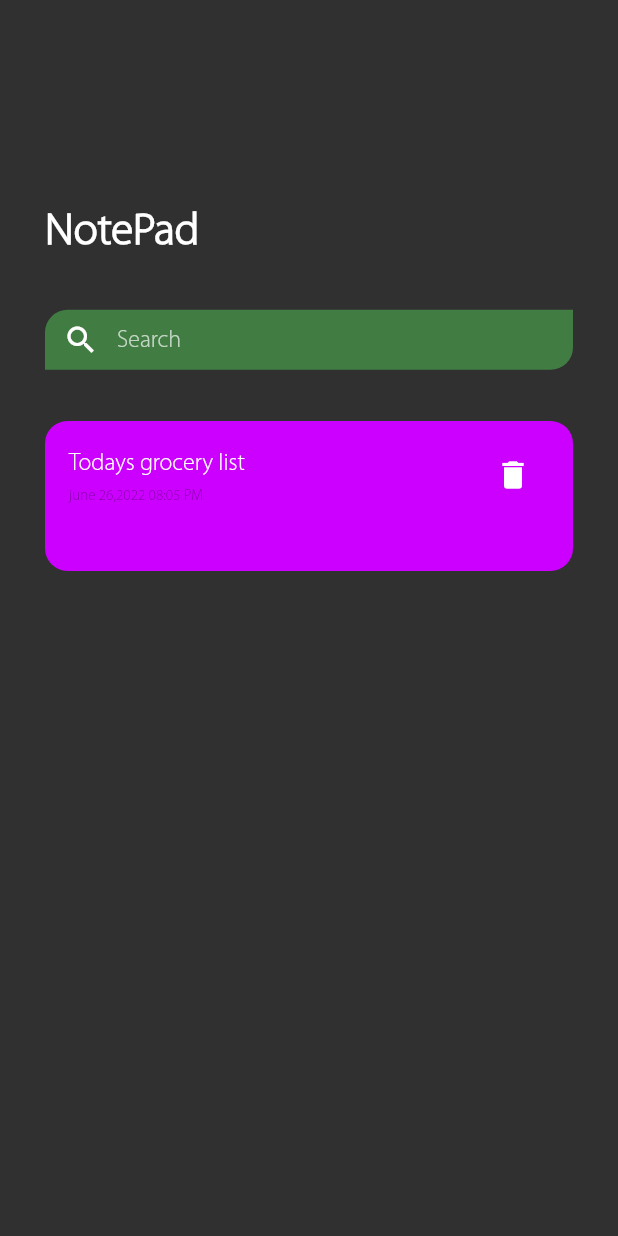
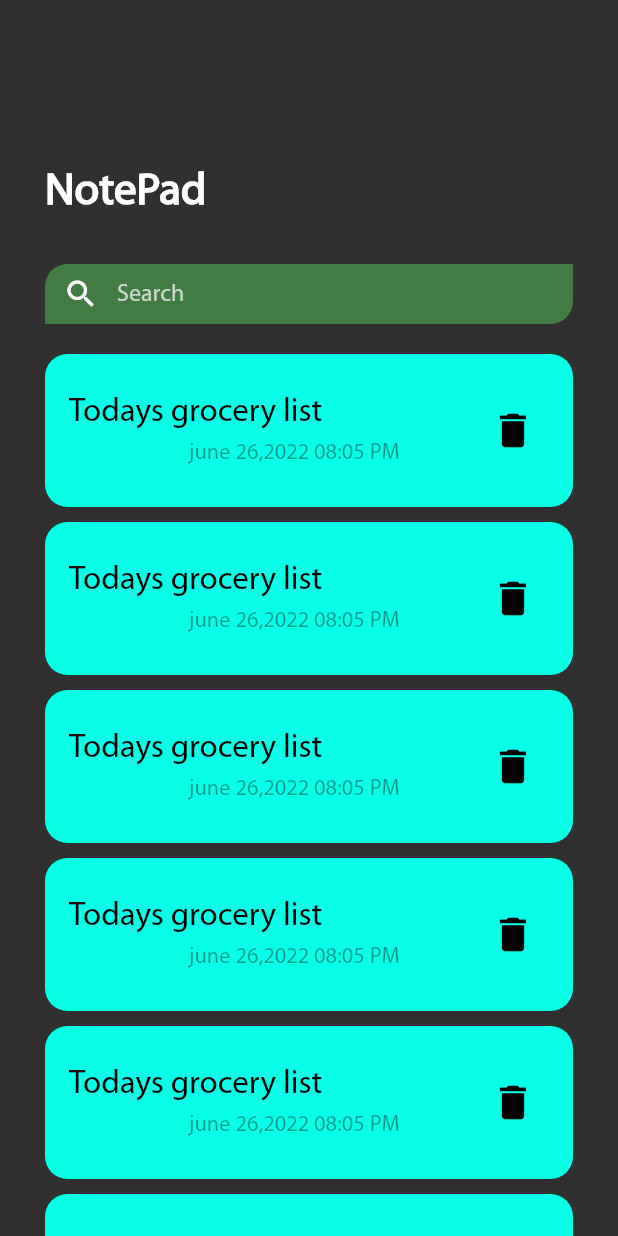
Before and after one commit to elkhobi/Note_app, a Flutter app: the screen it shows after launch, on a phone screen of 412 x 824 dp. Run offline on Flutter 3.47's test engine with Material 2 defaults, Android fonts, the phone set to English and light mode, and no system bars.

Commit message:
ListView

```diff
--- a/lib/views/Widgets/items/items_notes.dart
+++ b/lib/views/Widgets/items/items_notes.dart
@@ -6,10 +6,12 @@ class item_Note extends StatelessWidget {
   @override
   Widget build(BuildContext context) {
     return Container(
-      height: 100,
+      padding: EdgeInsets.symmetric(
+        vertical: 15,
+      ),
       decoration: BoxDecoration(
         borderRadius: BorderRadius.circular(15),
-        color: Color.fromARGB(255, 204, 0, 255),
+        color: Color.fromARGB(255, 6, 255, 230),
       ),
       child: Column(
         children: [
@@ -17,18 +19,27 @@ class item_Note extends StatelessWidget {
             title: Text(
               'Todays grocery list',
               style: TextStyle(
-                color: Colors.white,
-                fontSize: 16,
+                color: Colors.black,
+                fontSize: 22,
               ),
             ),
-            subtitle: Text(
-              "june 26,2022 08:05 PM",
-              style: TextStyle(
-                fontSize: 10,
-                color: Colors.black45,
+            subtitle: Padding(
+              padding: const EdgeInsets.only(
+                top: 5,
+                left: 80,
+                ),
+              child: Text(
+                "june 26,2022 08:05 PM",
+                style: TextStyle(
+                  fontSize: 15,
+                  color: Colors.black.withOpacity(0.4),
+                ),
               ),
             ),
-            trailing: IconButton(onPressed: () {}, icon: Icon(Icons.delete)),
+            trailing: IconButton(onPressed: () {}, icon: Icon(Icons.delete,
+            color: Colors.black,
+            size: 30,
+            )),
           ),
         ],
       ),
--- a/lib/views/Widgets/notes_view_body.dart
+++ b/lib/views/Widgets/notes_view_body.dart
@@ -17,31 +17,43 @@ class Note_Body extends StatelessWidget {
       child: Column(
       mainAxisAlignment: MainAxisAlignment.start,
       crossAxisAlignment: CrossAxisAlignment.start,
-        children: [
-          const Spacer(
-            flex: 4,
+      children: const [
+
+         SizedBox(
+          height: 110,
          ),
-          const Text(
+        Text(
           "NotePad",
           style: TextStyle(
             fontSize: 30,
             fontWeight: FontWeight.bold,
           ),
         ),
-          const Spacer(
-            flex: 1,
+         SizedBox(
+          height: 30,
          ),
         search_app(),
-          const Spacer(
-            flex: 1,
+         SizedBox(
+          height: 20,
          ),
-          item_Note(),
-          const Spacer(
-            flex: 13,
-          ),
+        Expanded(child: NoteListView()),
 
       ],
             ),
     );
   }
 }
+
+class NoteListView extends StatelessWidget {
+  const NoteListView({Key? key}) : super(key: key);
+
+  @override
+  Widget build(BuildContext context) {
+    return ListView.builder(
+      itemBuilder: (context,index){
+      return Padding(
+        padding: EdgeInsets.only(bottom: 10),
+        child: item_Note());
+    });
+  }
+}
--- a/pubspec.yaml
+++ b/pubspec.yaml
@@ -76,7 +76,7 @@ flutter:
   fonts:
     - family: Myriad pro
       fonts:
-        - asset: assets/Fonts/MyriadPro-Light.otf
+        - asset: assets/Fonts/MYRIADPRO-REGULAR.OTF
 
 
   #
```
Also changed, not shown: assets/Fonts/MYRIADPRO-REGULAR.OTF (added). Lines whose indentation alone changed are shown as unchanged.
